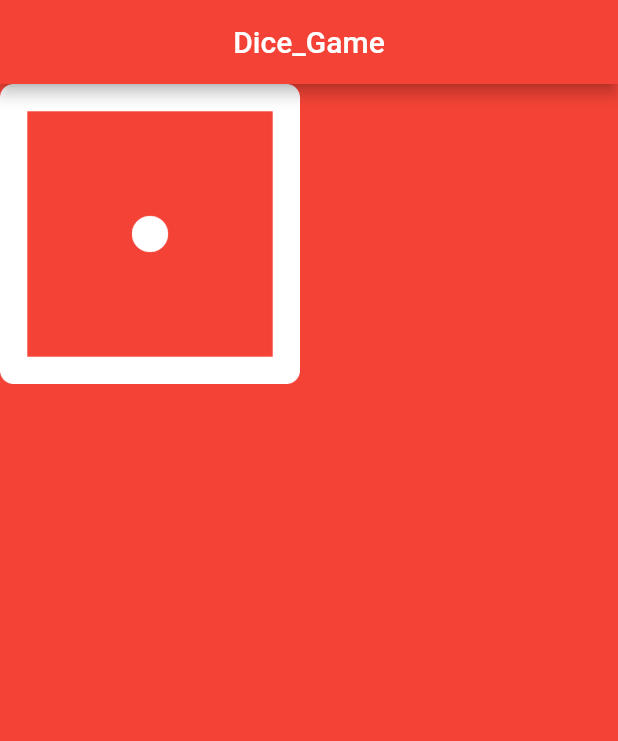
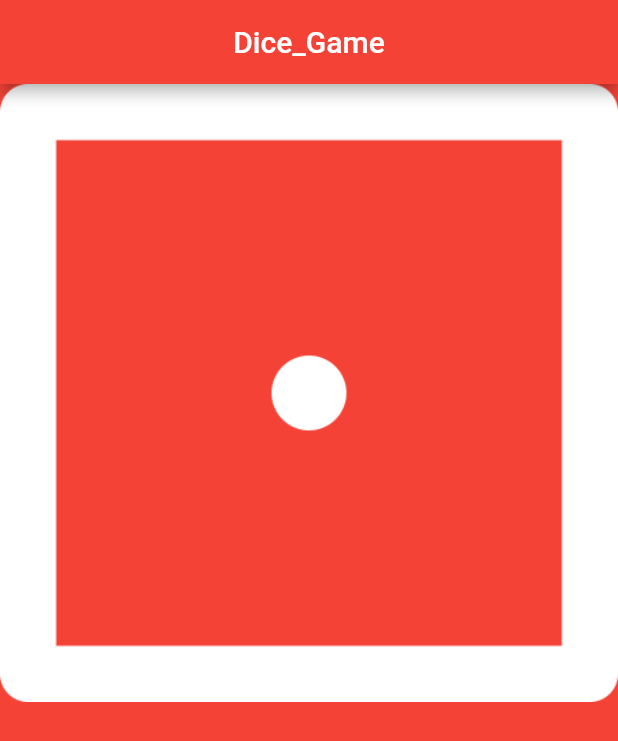
Before and after one commit to Okashe/dice_game, a Flutter app: the screen it shows after launch, on a phone screen of 412 x 824 dp. Shown: the top 741 px of the screen. Run offline on Flutter 3.47's test engine with Material 2 defaults, Android fonts, the phone set to English and light mode, and no system bars.

Commit message:
image made adaptable with Expnaded class

```diff
--- a/lib/main.dart
+++ b/lib/main.dart
@@ -25,10 +25,11 @@ class DicePage extends StatelessWidget {
   Widget build(BuildContext context) {
     return Row(
       children: const <Widget>[
-        Image(
-          width: 200.0,
-          image: AssetImage('images/dice1.png'),
-        ),
+        Expanded(
+          child: Image(
+            image: AssetImage('images/dice1.png'),
+          ),
+        )
       ],
     );
   }
```
